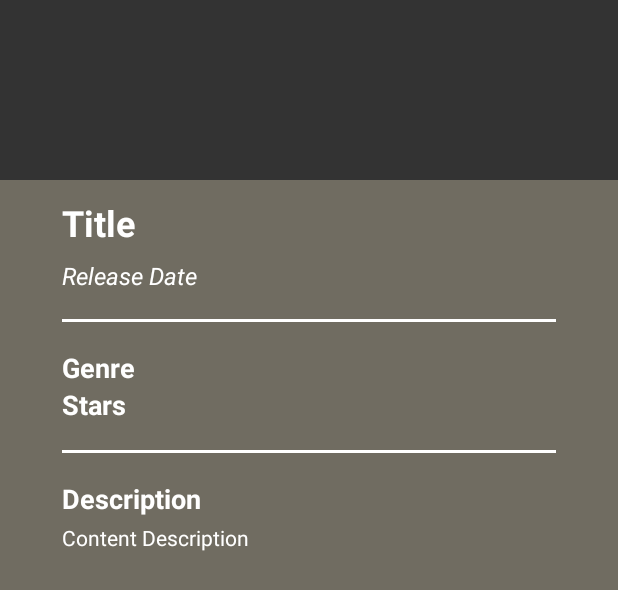
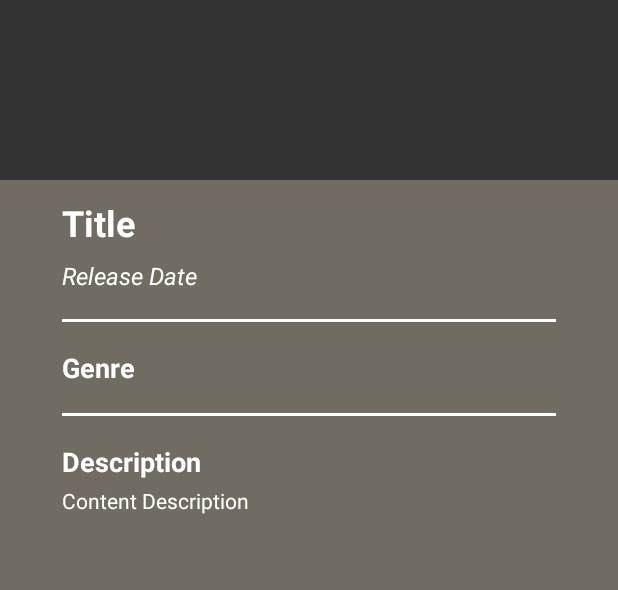
Before and after one commit to frengky-sinaga/UpcomingMovies2021, an Android app: the layout fragment_detail.xml on its own in the app's theme, with its tools: preview values and no code run, on a phone screen of 412 x 824 dp. Shown: the top 590 px of the screen. Run offline under Robolectric (Android 15) with nearby library versions, the phone set to English and light mode, and no system bars; network calls fail.

Commit message:
edit detail

```diff
--- a/app/src/main/java/com/dicoding/upcomingmovies2021/ui/fragments/DetailFragment.kt
+++ b/app/src/main/java/com/dicoding/upcomingmovies2021/ui/fragments/DetailFragment.kt
@@ -63,36 +63,11 @@ class DetailFragment : Fragment(R.layout.fragment_detail) {
             transformations(CircleCropTransformation())
         }
         for (genre in result.genre) {
-            createChip(genre.toString(), EnumChip.Genre)
-        }
-        for (star in result.crews.stars) {
-            createChip(star, EnumChip.Star)
-        }
-        val visible = View.VISIBLE
-        if (result.crews.directors != null) {
-            binding.tvDirectors.visibility = visible
-            binding.chipDirectors.visibility = visible
-            result.crews.directors?.forEach { director ->
-                createChip(director, EnumChip.Director)
-            }
-        }
-        if (result.crews.writers != null) {
-            binding.chipWriters.visibility = visible
-            binding.tvWriters.visibility = visible
-            result.crews.writers?.forEach { writer ->
-                createChip(writer, EnumChip.Writer)
-            }
-        }
-        if (result.crews.creators != null) {
-            binding.chipCreators.visibility = visible
-            binding.tvCreators.visibility = visible
-            result.crews.creators?.forEach { creator ->
-                createChip(creator, EnumChip.Creator)
-            }
+            createChip(genre.toString())
         }
     }
 
-    private fun createChip(txt: String, enumChip: EnumChip) {
+    private fun createChip(txt: String) {
         val chip = Chip(context)
         chip.apply {
             text = txt
@@ -100,14 +75,7 @@ class DetailFragment : Fragment(R.layout.fragment_detail) {
             isCloseIconVisible = false
             isClickable = false
             isCheckable = false
-
-            when (enumChip) {
-                EnumChip.Genre -> binding.chipGenre.addView(chip)
-                EnumChip.Director -> binding.chipDirectors.addView(chip)
-                EnumChip.Star -> binding.chipStars.addView(chip)
-                EnumChip.Writer -> binding.chipWriters.addView(chip)
-                EnumChip.Creator -> binding.chipCreators.addView(chip)
-            }
+            binding.chipGenre.addView(chip)
         }
     }
 }
--- a/app/src/main/res/layout/fragment_detail.xml
+++ b/app/src/main/res/layout/fragment_detail.xml
@@ -116,91 +116,6 @@
             app:layout_constraintStart_toStartOf="@id/guideline1"
             app:layout_constraintTop_toBottomOf="@id/tv_genre" />
 
-        <TextView
-            android:id="@+id/tv_stars"
-            android:layout_width="wrap_content"
-            android:layout_height="wrap_content"
-            android:text="@string/stars"
-            android:textColor="@color/white"
-            android:textSize="18sp"
-            android:textStyle="bold"
-            app:layout_constraintStart_toStartOf="@id/guideline1"
-            app:layout_constraintTop_toBottomOf="@id/chip_genre" />
-
-        <com.google.android.material.chip.ChipGroup
-            android:id="@+id/chip_stars"
-            android:layout_width="0dp"
-            android:layout_height="wrap_content"
-            app:layout_constraintEnd_toStartOf="@id/guideline3"
-            app:layout_constraintStart_toEndOf="@id/guideline1"
-            app:layout_constraintTop_toBottomOf="@id/tv_stars" />
-
-        <TextView
-            android:id="@+id/tv_directors"
-            android:layout_width="wrap_content"
-            android:layout_height="wrap_content"
-            android:layout_marginTop="8dp"
-            android:text="@string/directors"
-            android:textColor="@color/white"
-            android:textSize="18sp"
-            android:textStyle="bold"
-            android:visibility="gone"
-            app:layout_constraintStart_toStartOf="@id/guideline1"
-            app:layout_constraintTop_toBottomOf="@id/chip_stars" />
-
-        <com.google.android.material.chip.ChipGroup
-            android:id="@+id/chip_directors"
-            android:layout_width="0dp"
-            android:layout_height="wrap_content"
-            android:visibility="gone"
-            app:layout_constraintEnd_toStartOf="@id/guideline3"
-            app:layout_constraintStart_toEndOf="@id/guideline1"
-            app:layout_constraintTop_toBottomOf="@id/tv_directors" />
-
-        <TextView
-            android:id="@+id/tv_writers"
-            android:layout_width="wrap_content"
-            android:layout_height="wrap_content"
-            android:layout_marginTop="8dp"
-            android:text="@string/writers"
-            android:textColor="@color/white"
-            android:textSize="18sp"
-            android:textStyle="bold"
-            android:visibility="gone"
-            app:layout_constraintStart_toStartOf="@id/guideline1"
-            app:layout_constraintTop_toBottomOf="@id/chip_directors" />
-
-        <com.google.android.material.chip.ChipGroup
-            android:id="@+id/chip_writers"
-            android:layout_width="0dp"
-            android:layout_height="wrap_content"
-            android:visibility="gone"
-            app:layout_constraintEnd_toStartOf="@id/guideline3"
-            app:layout_constraintStart_toEndOf="@id/guideline1"
-            app:layout_constraintTop_toBottomOf="@id/tv_writers" />
-
-        <TextView
-            android:id="@+id/tv_creators"
-            android:layout_width="wrap_content"
-            android:layout_height="wrap_content"
-            android:layout_marginTop="8dp"
-            android:text="@string/creators"
-            android:textColor="@color/white"
-            android:textSize="18sp"
-            android:textStyle="bold"
-            android:visibility="gone"
-            app:layout_constraintStart_toStartOf="@id/guideline1"
-            app:layout_constraintTop_toBottomOf="@id/chip_writers" />
-
-        <com.google.android.material.chip.ChipGroup
-            android:id="@+id/chip_creators"
-            android:layout_width="0dp"
-            android:layout_height="wrap_content"
-            android:visibility="gone"
-            app:layout_constraintEnd_toStartOf="@id/guideline3"
-            app:layout_constraintStart_toEndOf="@id/guideline1"
-            app:layout_constraintTop_toBottomOf="@id/tv_creators" />
-
         <View
             android:id="@+id/divider2"
             android:layout_width="0dp"
@@ -209,7 +124,7 @@
             android:background="@color/white"
             app:layout_constraintEnd_toStartOf="@id/guideline3"
             app:layout_constraintStart_toStartOf="@id/guideline1"
-            app:layout_constraintTop_toBottomOf="@id/chip_creators" />
+            app:layout_constraintTop_toBottomOf="@id/chip_genre" />
 
         <TextView
             android:id="@+id/tv_description"
```
